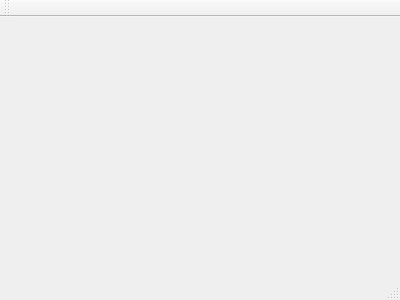
Above: mainwindow.ui from MohamadAminA/Cinema before the change. Below: the same form after it.
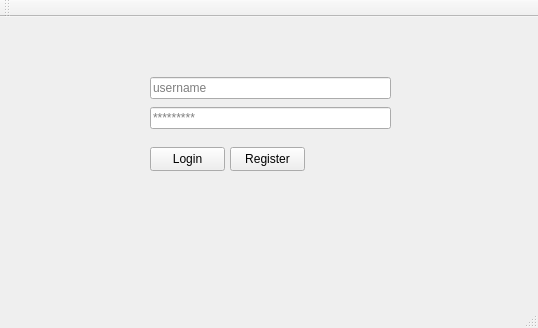
That is the form after the change.

Commit message:
Implement Login and register page
Create Register page
Create Login page
Users can register

```diff
--- a/mainwindow.ui
+++ b/mainwindow.ui
@@ -6,14 +6,70 @@
    <rect>
     <x>0</x>
     <y>0</y>
-    <width>400</width>
-    <height>300</height>
+    <width>538</width>
+    <height>328</height>
    </rect>
   </property>
   <property name="windowTitle">
    <string>MainWindow</string>
   </property>
-  <widget class="QWidget" name="centralWidget"/>
+  <widget class="QWidget" name="centralWidget">
+   <widget class="QLineEdit" name="username">
+    <property name="geometry">
+     <rect>
+      <x>150</x>
+      <y>60</y>
+      <width>241</width>
+      <height>22</height>
+     </rect>
+    </property>
+    <property name="placeholderText">
+     <string>username</string>
+    </property>
+   </widget>
+   <widget class="QLineEdit" name="password">
+    <property name="geometry">
+     <rect>
+      <x>150</x>
+      <y>90</y>
+      <width>241</width>
+      <height>22</height>
+     </rect>
+    </property>
+    <property name="echoMode">
+     <enum>QLineEdit::Password</enum>
+    </property>
+    <property name="placeholderText">
+     <string>*********</string>
+    </property>
+   </widget>
+   <widget class="QPushButton" name="loginBtn">
+    <property name="geometry">
+     <rect>
+      <x>150</x>
+      <y>130</y>
+      <width>75</width>
+      <height>24</height>
+     </rect>
+    </property>
+    <property name="text">
+     <string>Login</string>
+    </property>
+   </widget>
+   <widget class="QPushButton" name="registerBtn">
+    <property name="geometry">
+     <rect>
+      <x>230</x>
+      <y>130</y>
+      <width>75</width>
+      <height>24</height>
+     </rect>
+    </property>
+    <property name="text">
+     <string>Register</string>
+    </property>
+   </widget>
+  </widget>
   <widget class="QMenuBar" name="menuBar">
    <property name="geometry">
     <rect>
```
Left out of the diff: 2 changed lines with no effect on the pictures. The commit also changes 8 other files.
